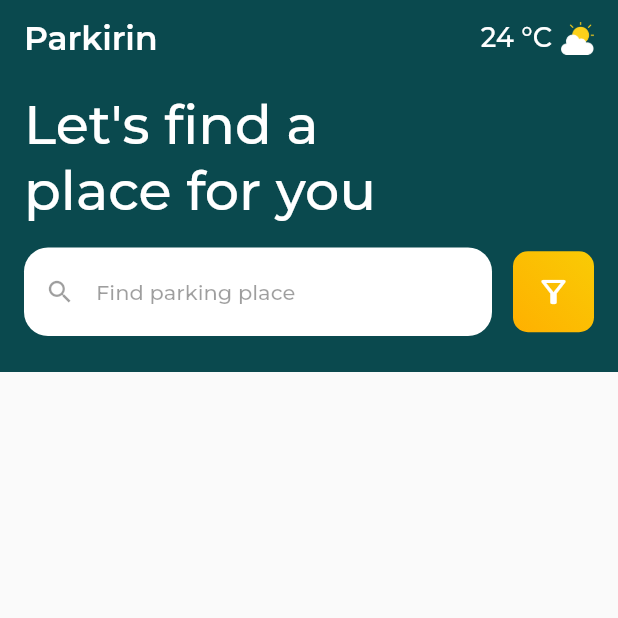
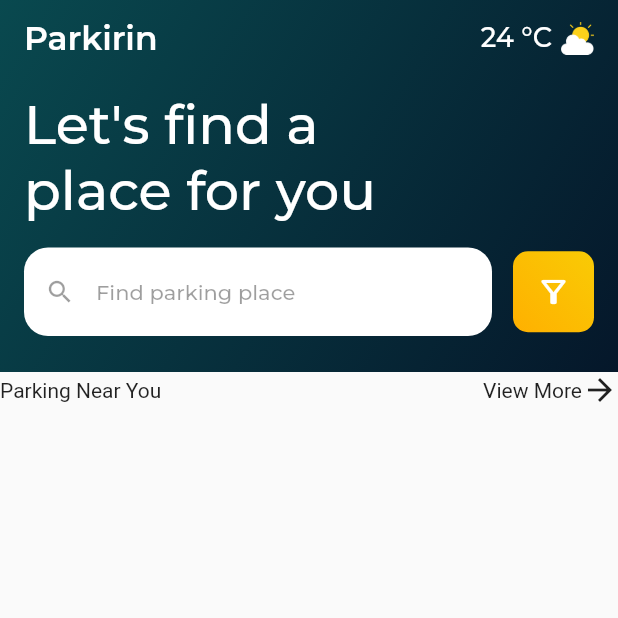
Before and after one commit to cparragatorres/flutter_codigo5_ui, a Flutter app: the screen it shows after launch, on a phone screen of 412 x 824 dp, the top half of it. Run offline on Flutter 3.47's test engine with Material 2 defaults, Android fonts, the phone set to English and light mode, and no system bars; our stand-ins replace flutter_svg, google_fonts.

Commit message:
Parking 5

```diff
--- a/lib/pages/parking_page.dart
+++ b/lib/pages/parking_page.dart
@@ -17,7 +17,16 @@ class ParkingPage extends StatelessWidget {
               padding:
                   const EdgeInsets.symmetric(horizontal: 16.0, vertical: 12.0),
               width: double.infinity,
-              color: Color(0xff0A494E),
+              decoration: BoxDecoration(
+                gradient: LinearGradient(
+                  begin: Alignment.bottomRight,
+                  end: Alignment.topLeft,
+                  colors: [
+                    Color(0xff05172A),
+                    Color(0xff09494F),
+                  ],
+                ),
+              ),
               child: SafeArea(
                 child: Column(
                   crossAxisAlignment: CrossAxisAlignment.start,
@@ -126,6 +135,20 @@ class ParkingPage extends StatelessWidget {
                 ),
               ),
             ),
+            Row(
+              mainAxisAlignment: MainAxisAlignment.spaceBetween,
+              children: [
+                Text(
+                  "Parking Near You",
+                ),
+                Row(
+                  children: [
+                    Text("View More",),
+                    Icon(Icons.arrow_forward,),
+                  ],
+                ),
+              ],
+            ),
           ],
         ),
       ),
```
